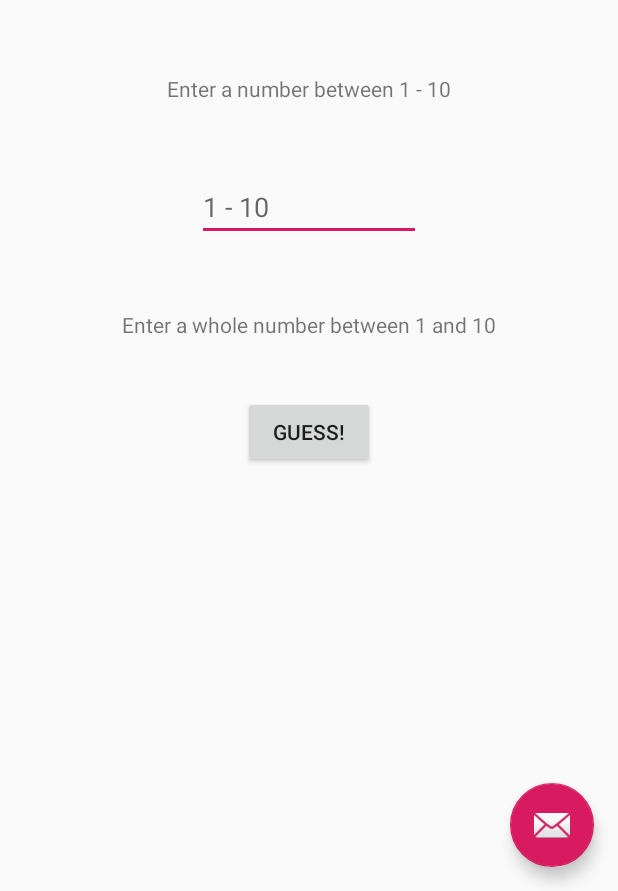
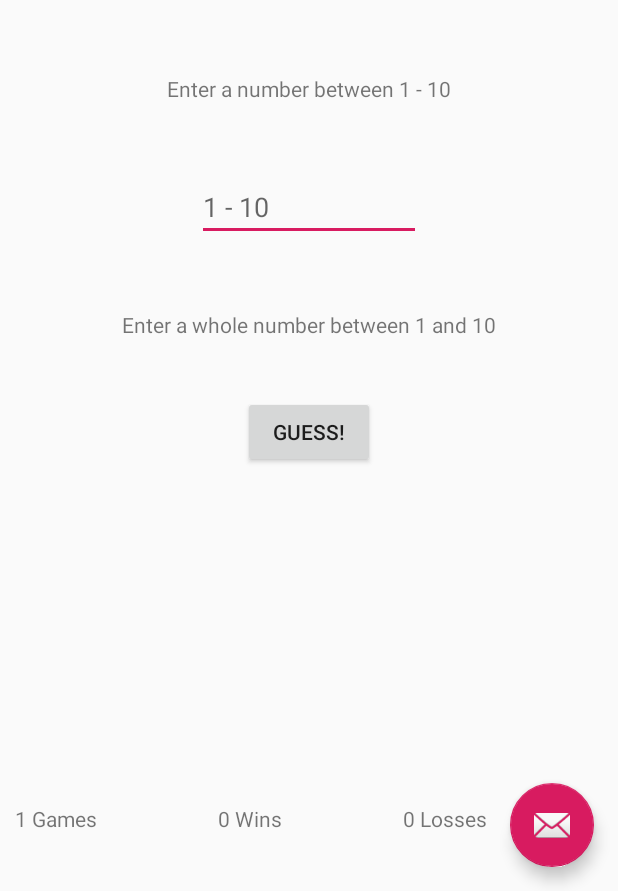
Before and after one commit to ToddJMullen/LearnJavaEasyWay, an Android app: the MainActivity screen opened directly, with no data from a screen before it, after a tap on "GUESS!", on a phone screen of 412 x 824 dp, the part 345-1236 px from its top. Run offline under Robolectric (Android 15) with nearby library versions, the phone set to English and light mode, and no system bars; 1 statement that could not run was skipped.

Commit message:
- Add tracking & views for # of wins, losses, & total games - Standardize stored data names - Remove duplicate lookup of stored data

```diff
--- a/AndroidProjects/app/src/main/java/com/example/guessinggame/MainActivity.java
+++ b/AndroidProjects/app/src/main/java/com/example/guessinggame/MainActivity.java
@@ -25,7 +25,18 @@ import android.widget.RadioGroup;
 import android.widget.TextView;
 import android.widget.Toast;
 
+
 public class MainActivity extends AppCompatActivity{
+
+	private static int MAX_TRIES = 3;
+
+	private static String NAME_NUM_GAMES	= "numGames";
+	private static String NAME_LOSSES		= "numLosses";
+	private static String NAME_LEVEL		= "level";
+	private static String NAME_WINS			= "numWins";
+
+	SharedPreferences			prefs;
+	SharedPreferences.Editor	history;
 
 	private EditText tiGuess;
 
@@ -35,6 +46,9 @@ public class MainActivity extends AppCompatActivity{
 	private TextView lblOutput;
 	private TextView lblPrompt;
 	private TextView lblAnswer;
+	private TextView lblNumGames;
+	private TextView lblNumLosses;
+	private TextView lblNumWins;
 
 	private RadioButton rbEasy;
 	private RadioButton rbMedium;
@@ -45,7 +59,10 @@ public class MainActivity extends AppCompatActivity{
 	private int theNumber;
 	private int level = 1;
 	private int max;
-	private int attempts;
+	private int tries;
+	private int numGames;
+	private int numWins;
+	private int numLosses;
 
 
 	@Override
@@ -54,20 +71,25 @@ public class MainActivity extends AppCompatActivity{
 		setContentView(R.layout.activity_main);
 
 		//bind the gui elements
-		tiGuess = (EditText) findViewById(R.id.tiGuess);
-		btnGuess = (Button) findViewById(R.id.btnGuess);
-		btnPlayAgain = (Button) findViewById(R.id.btnPlayAgain);
-		lblOutput = (TextView) findViewById(R.id.lblOutput);
-		lblAnswer = (TextView) findViewById(R.id.lblAnswer);
-		lblPrompt = (TextView) findViewById(R.id.lblPrompt);
-		rbEasy = (RadioButton) findViewById(R.id.rbEasy);
-		rbMedium = (RadioButton) findViewById(R.id.rbMedium);
-		rbHard = (RadioButton) findViewById(R.id.rbHard);
-		rbCrazy = (RadioButton) findViewById(R.id.rbCrazy);
-		rbLevels = (RadioGroup) findViewById(R.id.rbLevels);
+		tiGuess 		= (EditText) findViewById(R.id.tiGuess);
+		btnGuess		= (Button) findViewById(R.id.btnGuess);
+		btnPlayAgain	= (Button) findViewById(R.id.btnPlayAgain);
+		lblOutput 		= (TextView) findViewById(R.id.lblOutput);
+		lblAnswer 		= (TextView) findViewById(R.id.lblAnswer);
+		lblPrompt 		= (TextView) findViewById(R.id.lblPrompt);
+		lblNumGames		= (TextView) findViewById(R.id.lblNumGames);
+		lblNumWins		= (TextView) findViewById(R.id.lblNumWins);
+		lblNumLosses	= (TextView) findViewById(R.id.lblNumLosses);
+//		rbEasy 			= (RadioButton) findViewById(R.id.rbEasy);
+//		rbMedium 		= (RadioButton) findViewById(R.id.rbMedium);
+//		rbHard 			= (RadioButton) findViewById(R.id.rbHard);
+//		rbCrazy 		= (RadioButton) findViewById(R.id.rbCrazy);
+//		rbLevels 		= (RadioGroup) findViewById(R.id.rbLevels);
 
-		SharedPreferences prefs = PreferenceManager.getDefaultSharedPreferences(this);
-		level = prefs.getInt("level", 1 );//pref name + fallback if DNE
+		prefs = PreferenceManager.getDefaultSharedPreferences(this);
+		history = prefs.edit();
+
+		level	= prefs.getInt(NAME_LEVEL, 1 );//pref name , 1 => fallback if DNE
 
 		newGame();
 
@@ -109,7 +131,6 @@ public class MainActivity extends AppCompatActivity{
 //        boxLevels.setVisible(false);
 //        btnPlayAgain.setVisible(false);
 //        btnGuess.setVisible(true);
-		tiGuess.setText("");
 //		if( rbEasy.isChecked() ){
 //			level = 1;
 //		}
@@ -122,7 +143,19 @@ public class MainActivity extends AppCompatActivity{
 //		if( rbCrazy.isChecked() ){
 //			level = 5;
 //		}
-		attempts = 0;
+
+		numGames	= prefs.getInt( NAME_NUM_GAMES, 0 ) + 1;
+		numWins		= prefs.getInt(NAME_WINS, 0 );
+		numLosses	= prefs.getInt(NAME_LOSSES, 0 );
+
+		history.putInt( NAME_NUM_GAMES, numGames );
+		history.apply();
+
+		writeStats();
+
+
+		tiGuess.setText("");
+		tries = 0;
 		max = (int) Math.pow(10, level);
 		lblOutput.setText("");
 		lblPrompt.setText("Enter a number between 1 - " + max);
@@ -132,9 +165,148 @@ public class MainActivity extends AppCompatActivity{
 
 		btnGuess.setVisibility(View.VISIBLE);
 		btnPlayAgain.setVisibility(View.INVISIBLE);
-		rbLevels.setVisibility(View.INVISIBLE);
+//		rbLevels.setVisibility(View.INVISIBLE);
 
 	}//newGame/
+
+
+	public void writeStats(){
+		lblNumGames		.setText( numGames + " Games");
+		lblNumWins		.setText( numWins + " Wins");
+		lblNumLosses	.setText( numLosses + " Losses");
+	}
+
+
+	public void checkGuess(){
+		String guessText = tiGuess.getText().toString();
+		String msg = "";
+
+		try{
+			tries++;
+			int guess = Integer.parseInt(guessText);
+
+			if( tries <= MAX_TRIES ){
+				if( guess == theNumber ){
+					msg = "Correct! The number is " + theNumber + "!"
+//						+ " Keep going. Guess the new number!"
+					;
+					String noun = tries == 1 ? " try!" : " tries!";
+					lblPrompt.setText("You guessed right in " + tries + noun);
+
+					btnGuess.setVisibility(View.INVISIBLE);
+					btnPlayAgain.setVisibility(View.VISIBLE);
+//				rbLevels.setVisibility(View.VISIBLE);
+//					SharedPreferences prefs = PreferenceManager.getDefaultSharedPreferences(this);
+
+					numWins = prefs.getInt(NAME_WINS, 0 ) + 1;
+					history.putInt(NAME_WINS, numWins );
+					history.apply();
+//					SharedPreferences.Editor editor = prefs.edit();
+//					editor.putInt("numWins", numWins );
+//					editor.apply();
+
+				} else if( guess > theNumber ){
+					msg = guess + " is too high. Try again.";
+				} else {
+					msg = guess + " is too low. Try again.";
+				}
+			}
+			else {
+				msg = "You lose dirtbag!";
+				lblPrompt.setText(msg);
+//				lblPrompt.setTextSize(25);
+				btnGuess.setVisibility(View.INVISIBLE);
+				btnPlayAgain.setVisibility(View.VISIBLE);
+
+				numLosses = 1 + prefs.getInt(NAME_LOSSES, 0 );
+				history.putInt(NAME_LOSSES, numLosses );
+				history.apply();
+			}
+
+
+		} catch ( Exception e ){
+			msg = "Enter a whole number between 1 and " + max;
+
+		} finally {
+
+			Toast.makeText(MainActivity.this, msg, Toast.LENGTH_LONG).show();//doesn't seem to do anything (in emulator?)
+
+			lblOutput.setText(msg);
+//			lblPrompt.setTextSize(11);
+			tiGuess.requestFocus();
+			tiGuess.selectAll();
+			writeStats();
+		}
+
+
+	}//checkGuess/
+
+
+
+	public void promptSettings(){
+//		final CharSequence[] items = {"1 to 10","1 to 100","1 to 1000"};
+		final CharSequence[] items = {"Easy","Medium","Hard","Crazy"};
+		AlertDialog.Builder builder = new AlertDialog.Builder(this);
+		builder.setTitle("Select Difficulty");
+		builder.setItems(items, new DialogInterface.OnClickListener(){
+			@Override
+			public void onClick( DialogInterface dialogInterface, int i ){
+				i++;
+				Log.i("promptSettings/", "Level clicked:" + i );
+				level = i;
+				newGame();
+				storeSettings();
+				dialogInterface.dismiss();
+			}
+		});
+		AlertDialog alert = builder.create();
+		alert.show();
+	}//promptSettings/
+
+
+
+	public void openStats(){
+//		SharedPreferences prefs = PreferenceManager.getDefaultSharedPreferences(this);
+//		int numWins = prefs.getInt( NAME_WINS, 0 );
+		AlertDialog dlgStats = new AlertDialog.Builder(MainActivity.this).create();
+		dlgStats.setTitle("Guessing Game Stats");
+		float pctWin = (float) 100 * numWins/numGames;
+		float pctLose = (float) 100 * numLosses/numGames;
+		String msg = "Nice Job!";
+		if( pctWin < pctLose ){
+			msg = "You Suck!";
+		}
+		dlgStats.setMessage(
+			"You have played a total of " + numGames + " games (all time)."
+			+ numWins + " Wins " + pctWin + "% & " + numLosses + " Losses " + pctLose + "%"
+			+ " " + msg
+		);
+		dlgStats.setButton(AlertDialog.BUTTON_NEUTRAL, "OK"
+				, new DialogInterface.OnClickListener(){
+					@Override
+					public void onClick( DialogInterface dialogInterface, int i ){
+						dialogInterface.dismiss();
+					}
+		});
+		dlgStats.show();
+	}//openStats/
+
+
+
+	public void openAbout(){
+		final AlertDialog aboutDialog = new AlertDialog.Builder(MainActivity.this).create();
+		aboutDialog.setTitle("About Guessing Game");
+		aboutDialog.setMessage("(c) 2019 Todd Mullen");
+		aboutDialog.setButton(AlertDialog.BUTTON_NEUTRAL, "OK"
+				, new DialogInterface.OnClickListener(){
+					@Override
+					public void onClick( DialogInterface dialogInterface, int i ){
+						dialogInterface.dismiss();
+					}
+				});
+		aboutDialog.show();
+	}//openAbout
+
 
 
 	@Override
@@ -177,110 +349,15 @@ public class MainActivity extends AppCompatActivity{
 	}//onOptionsItemSelected/
 
 
-	public void checkGuess(){
-		String guessText = tiGuess.getText().toString();
-		String msg = "";
-
-		try{
-			attempts++;
-			int guess = Integer.parseInt(guessText);
-
-			if( guess == theNumber ){
-				msg = "Correct! The number is " + theNumber + "!"
-//						+ " Keep going. Guess the new number!"
-				;
-				String tries = attempts == 1 ? " try!" : " tries!";
-				lblPrompt.setText("You guessed right in " + attempts + tries);
-
-				btnGuess.setVisibility(View.INVISIBLE);
-				btnPlayAgain.setVisibility(View.VISIBLE);
-//				rbLevels.setVisibility(View.VISIBLE);
-				SharedPreferences prefs = PreferenceManager.getDefaultSharedPreferences(this);
-				int numWins = prefs.getInt("numWins", 0 ) + 1;
-				SharedPreferences.Editor editor = prefs.edit();
-				editor.putInt("numWins", numWins );
-				editor.apply();
-
-			} else if( guess > theNumber ){
-				msg = guess + " is too high. Try again.";
-			} else {
-				msg = guess + " is too low. Try again.";
-			}
-
-
-		} catch ( Exception e ){
-			msg = "Enter a whole number between 1 and " + max;
-		} finally {
-
-			Toast.makeText(MainActivity.this, msg, Toast.LENGTH_LONG).show();//doesn't seem to do anything (in emulator?)
-
-			lblOutput.setText(msg);
-			tiGuess.requestFocus();
-			tiGuess.selectAll();
-		}
-
-
-	}//checkGuess/
-
-
-	public void promptSettings(){
-//		final CharSequence[] items = {"1 to 10","1 to 100","1 to 1000"};
-		final CharSequence[] items = {"Easy","Medium","Hard","Crazy"};
-		AlertDialog.Builder builder = new AlertDialog.Builder(this);
-		builder.setTitle("Select Difficulty");
-		builder.setItems(items, new DialogInterface.OnClickListener(){
-			@Override
-			public void onClick( DialogInterface dialogInterface, int i ){
-				i++;
-				Log.i("promptSettings/", "Level clicked:" + i );
-				level = i;
-				newGame();
-				storeSettings();
-				dialogInterface.dismiss();
-			}
-		});
-		AlertDialog alert = builder.create();
-		alert.show();
-	}//promptSettings/
-
-
-	public void openStats(){
-		SharedPreferences prefs = PreferenceManager.getDefaultSharedPreferences(this);
-		int numWins = prefs.getInt("numWins", 0 );
-		AlertDialog dlgStats = new AlertDialog.Builder(MainActivity.this).create();
-		dlgStats.setTitle("Guessing Game Stats");
-		dlgStats.setMessage("You have won a total of " + numWins + " games (all time). Nice Job!");
-		dlgStats.setButton(AlertDialog.BUTTON_NEUTRAL, "OK"
-				, new DialogInterface.OnClickListener(){
-					@Override
-					public void onClick( DialogInterface dialogInterface, int i ){
-						dialogInterface.dismiss();
-					}
-		});
-		dlgStats.show();
-	}//openStats/
-
-
-	public void openAbout(){
-		final AlertDialog aboutDialog = new AlertDialog.Builder(MainActivity.this).create();
-		aboutDialog.setTitle("About Guessing Game");
-		aboutDialog.setMessage("(c) 2019 Todd Mullen");
-		aboutDialog.setButton(AlertDialog.BUTTON_NEUTRAL, "OK"
-				, new DialogInterface.OnClickListener(){
-					@Override
-					public void onClick( DialogInterface dialogInterface, int i ){
-						dialogInterface.dismiss();
-					}
-				});
-		aboutDialog.show();
-	}//openAbout
 
 
 	public void storeSettings(){
-		SharedPreferences prefs = PreferenceManager.getDefaultSharedPreferences(this);
-		SharedPreferences.Editor editor = prefs.edit();
-		editor.putInt("level", level );
-		editor.apply();
+		history.putInt(NAME_LEVEL, level);
+		history.apply();
+//		SharedPreferences prefs = PreferenceManager.getDefaultSharedPreferences(this);
+//		SharedPreferences.Editor editor = prefs.edit();
+//		editor.putInt("level", level );
+//		editor.apply();
 	}//storeSettings
 
 
--- a/AndroidProjects/app/src/main/res/layout/content_main.xml
+++ b/AndroidProjects/app/src/main/res/layout/content_main.xml
@@ -103,9 +103,17 @@
         android:id="@+id/rbLevels"
         android:layout_width="395dp"
         android:layout_height="129dp"
+        android:layout_marginStart="30dp"
+        android:layout_marginLeft="30dp"
+        android:layout_marginTop="11dp"
+        android:layout_marginEnd="30dp"
+        android:layout_marginRight="30dp"
+        android:layout_marginBottom="11dp"
         android:visibility="invisible"
-        tools:layout_editor_absoluteX="8dp"
-        tools:layout_editor_absoluteY="229dp">
+        app:layout_constraintBottom_toTopOf="@+id/linearLayout"
+        app:layout_constraintEnd_toEndOf="parent"
+        app:layout_constraintStart_toStartOf="parent"
+        app:layout_constraintTop_toBottomOf="@+id/btnPlayAgain">
 
         <RadioButton
             android:id="@+id/rbEasy"
@@ -136,4 +144,39 @@
             android:text="Crazy" />
     </RadioGroup>
 
+    <LinearLayout
+        android:id="@+id/linearLayout"
+        android:layout_width="395dp"
+        android:layout_height="wrap_content"
+        android:layout_marginStart="10dp"
+        android:layout_marginLeft="10dp"
+        android:layout_marginBottom="8dp"
+        android:orientation="horizontal"
+        app:layout_constraintBottom_toBottomOf="parent"
+        app:layout_constraintStart_toStartOf="parent"
+        app:layout_constraintTop_toBottomOf="@+id/btnPlayAgain"
+        app:layout_constraintVertical_bias="0.88">
+
+        <TextView
+            android:id="@+id/lblNumGames"
+            android:layout_width="wrap_content"
+            android:layout_height="wrap_content"
+            android:layout_weight="1"
+            android:text="games" />
+
+        <TextView
+            android:id="@+id/lblNumWins"
+            android:layout_width="wrap_content"
+            android:layout_height="wrap_content"
+            android:layout_weight="1"
+            android:text="wins" />
+
+        <TextView
+            android:id="@+id/lblNumLosses"
+            android:layout_width="wrap_content"
+            android:layout_height="wrap_content"
+            android:layout_weight="1"
+            android:text="loses" />
+    </LinearLayout>
+
 </androidx.constraintlayout.widget.ConstraintLayout>
```
